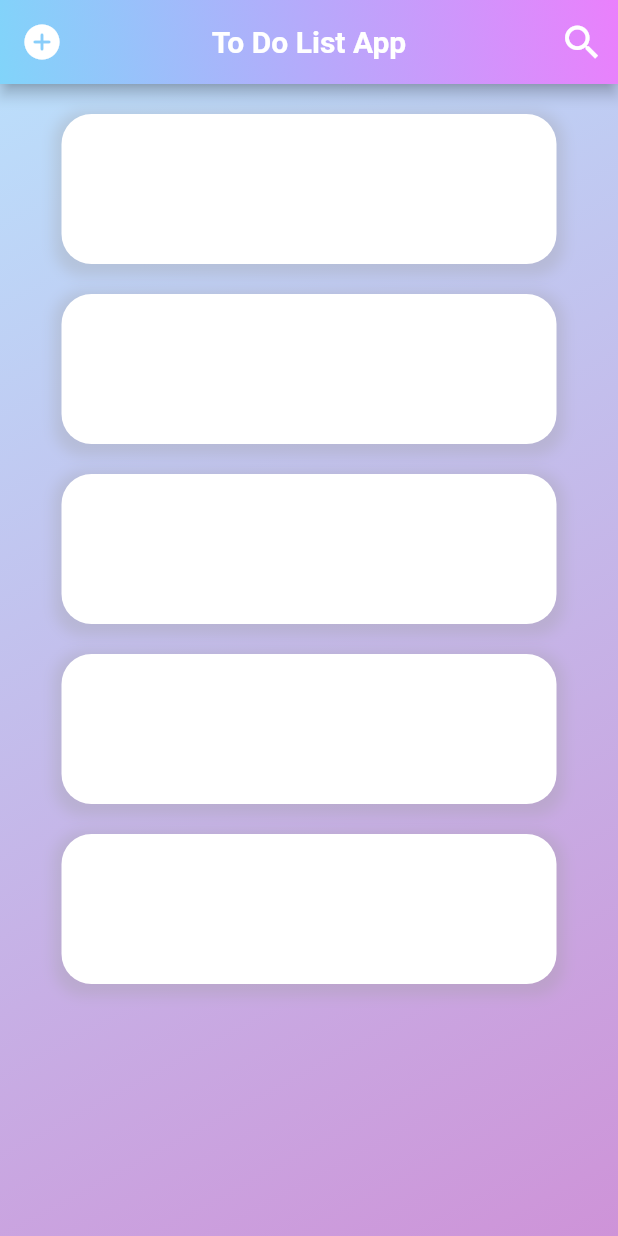
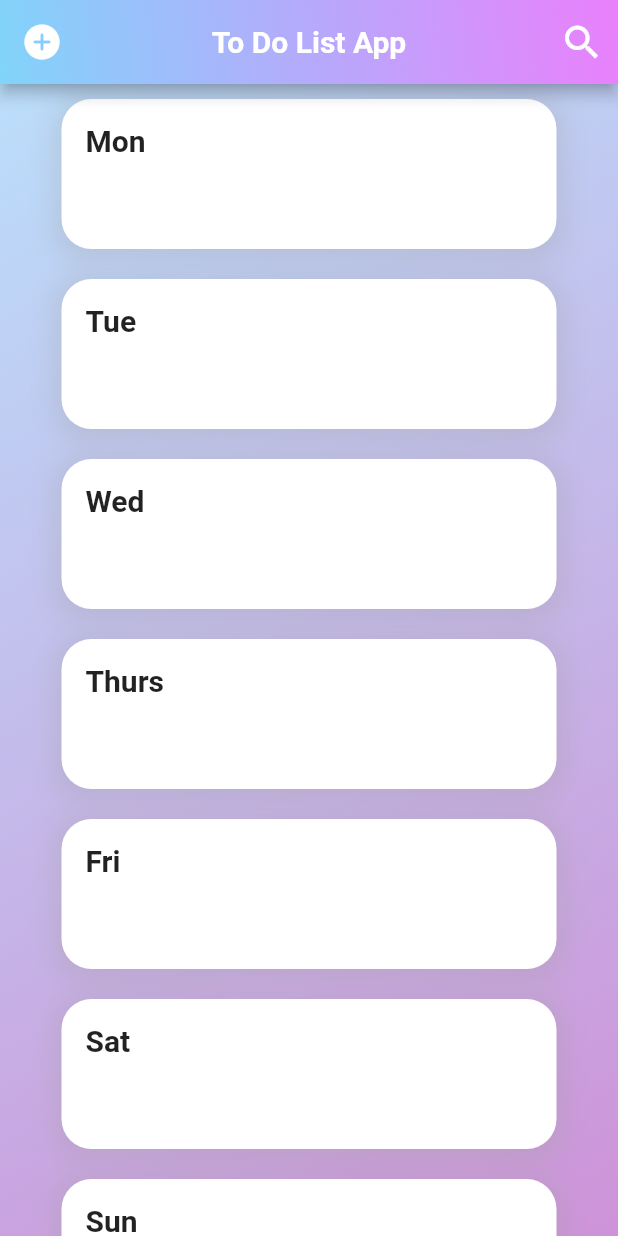
Before and after one commit to embunazzahra/flutter-app, a Flutter app: the screen it shows after launch, on a phone screen of 412 x 824 dp. Run offline on Flutter 3.47's test engine with Material 2 defaults, Android fonts, the light colour scheme and no system bars.

Commit message:
adding listview

```diff
--- a/lib/main.dart
+++ b/lib/main.dart
@@ -2,6 +2,25 @@ import 'package:flutter/cupertino.dart';
 import 'package:flutter/material.dart';
 
 void main() => runApp(MyApp());
+
+class MyApp extends StatelessWidget {
+  @override
+  Widget build(BuildContext context) {
+    return MaterialApp(
+      home: Scaffold(
+        appBar: myAppBar(),
+        body: Container(
+          decoration: BoxDecoration(
+              gradient: LinearGradient(colors: <Color>[
+            Colors.blue[100],
+            Colors.purple[200],
+          ], begin: Alignment.topLeft, end: Alignment.bottomRight)),
+          child: MyListView(),
+        ),
+      ),
+    );
+  }
+}
 
 class MyBox extends StatelessWidget {
   @override
@@ -25,13 +44,10 @@ class MyBox extends StatelessWidget {
   }
 }
 
-class MyApp extends StatelessWidget {
-  @override
-  Widget build(BuildContext context) {
-    return MaterialApp(
-      home: Scaffold(
-        appBar: AppBar(
+Widget myAppBar() {
+  return AppBar(
     leading: IconButton(
+        onPressed: () {},
         icon: Icon(
           Icons.add_circle_rounded,
           color: Colors.white,
@@ -51,6 +67,7 @@ class MyApp extends StatelessWidget {
     ),
     actions: <Widget>[
       IconButton(
+          onPressed: () {},
           icon: Icon(
             Icons.search_outlined,
             color: Colors.white,
@@ -58,19 +75,39 @@ class MyApp extends StatelessWidget {
           ))
     ],
     brightness: Brightness.dark,
-        ),
-        body: Container(
-          decoration: BoxDecoration(
-              gradient: LinearGradient(colors: <Color>[
-            Colors.blue[100],
-            Colors.purple[200],
-          ], begin: Alignment.topLeft, end: Alignment.bottomRight)),
-          child: Column(
-            mainAxisAlignment: MainAxisAlignment.start,
-            children: [MyBox(), MyBox(), MyBox(), MyBox(), MyBox()],
+  );
+}
+
+class MyListView extends StatelessWidget {
+  final day = ['Mon', 'Tue', 'Wed', 'Thurs', 'Fri', 'Sat', 'Sun'];
+
+  @override
+  Widget build(BuildContext context) {
+    return ListView.builder(
+        itemCount: day.length,
+        itemBuilder: (context, index) {
+          return Center(
+              child: Container(
+            width: 330,
+            height: 100,
+            child: ListTile(
+              title: Text(
+                day[index],
+                style: TextStyle(fontSize: 20, fontWeight: FontWeight.w700),
               ),
             ),
-      ),
-    );
+            decoration: BoxDecoration(
+                color: Colors.white,
+                borderRadius: BorderRadius.circular(20),
+                boxShadow: [
+                  BoxShadow(
+                      color: Colors.grey.withOpacity(0.3),
+                      spreadRadius: 5,
+                      blurRadius: 15,
+                      offset: Offset(0, 3))
+                ]),
+            margin: EdgeInsets.only(top: 10, bottom: 10),
+          ));
+        });
   }
 }
```
Lines whose indentation alone changed are shown as unchanged.
